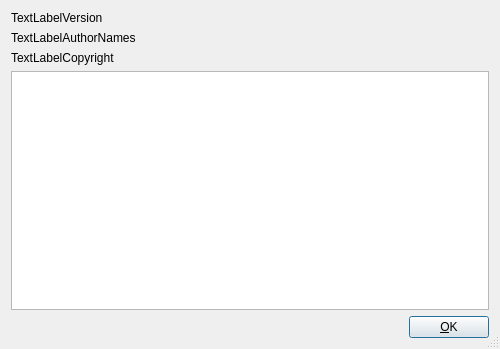
This is dream/src/GUI-QT/AboutDlgbase.ui in mmjee/dream-patched as Qt 5 draws it before an edit. The edited form follows.
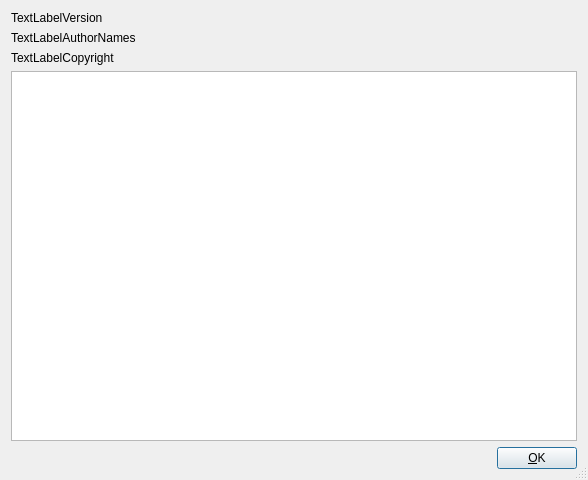
This is the edited form. Icons and pictures are not drawn.

Commit message: merged changes, added pulseaudio, added links

The edit to the form file:
```diff
--- a/dream/src/GUI-QT/AboutDlgbase.ui
+++ b/dream/src/GUI-QT/AboutDlgbase.ui
@@ -6,8 +6,8 @@
    <rect>
     <x>0</x>
     <y>0</y>
-    <width>500</width>
-    <height>349</height>
+    <width>588</width>
+    <height>480</height>
    </rect>
   </property>
   <property name="sizePolicy">
```
Left out of the diff: 9 changed lines with no effect on the pictures. The commit also changes 1 other file.
